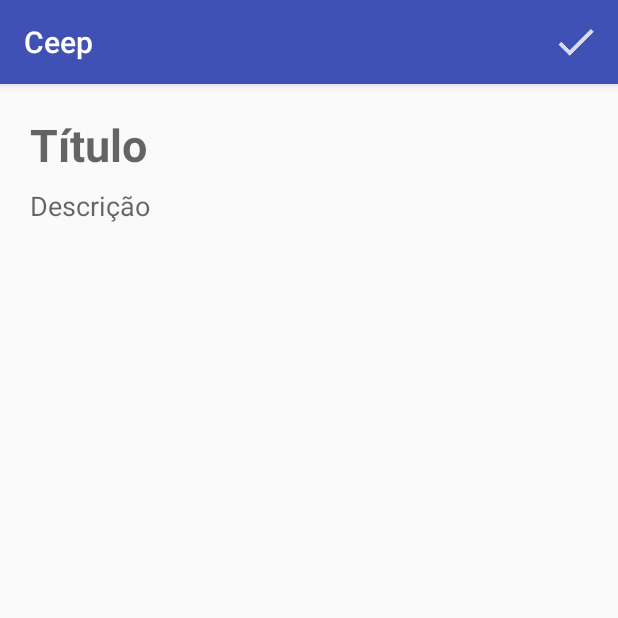
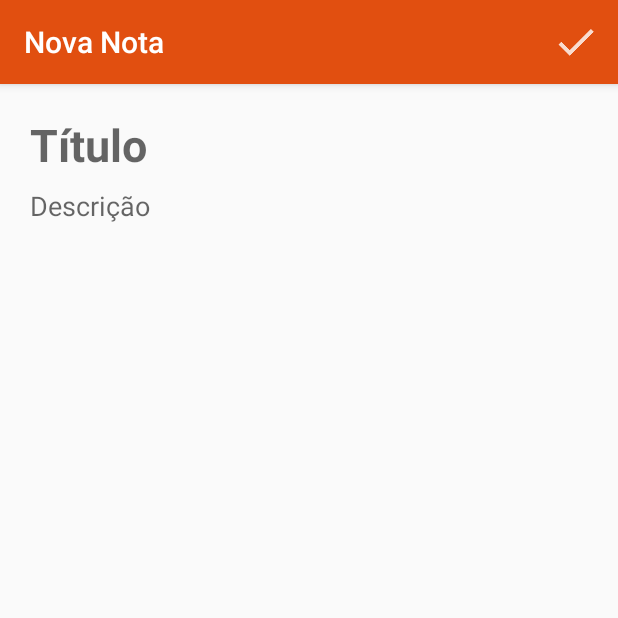
Before and after one commit to NailsonFerreira/projeto-ceep, an Android app: the screen it shows after launch (FormularioNotaActivity), after a tap on "Inserir uma nota", on a phone screen of 412 x 824 dp, the top half of it. Run offline under Robolectric (Android 15) with nearby library versions, the phone set to English and light mode, and no system bars.

Commit message:
Implementando listeners mod4/2 aula 1 completa / comentarios

```diff
--- a/app/src/main/java/br/com/alura/ceep/ui/activity/FormularioNotaActivity.java
+++ b/app/src/main/java/br/com/alura/ceep/ui/activity/FormularioNotaActivity.java
@@ -16,24 +16,35 @@ import br.com.alura.ceep.model.Nota;
 import static br.com.alura.ceep.ui.activity.ActivityConstantes.CHAVE_NOTA;
 import static br.com.alura.ceep.ui.activity.ActivityConstantes.CODIGO_RESULT_NOTA_CRIADA;
 
+/*
+    Activity responsável pela tela com campos de preenchimento das notas
+ */
+
 public class FormularioNotaActivity extends AppCompatActivity {
 
+
+    public static final String TITULO_APPBAR = "Nova Nota";
 
     @Override
     protected void onCreate(Bundle savedInstanceState) {
         super.onCreate(savedInstanceState);
         setContentView(R.layout.activity_formulario_nota);
+
+        setTitle(TITULO_APPBAR);
     }
 
     @Override
+    //Infla as opcões do menu
     public boolean onCreateOptionsMenu(Menu menu) {
-        getMenuInflater().inflate(R.menu.menu_formulario_nota_salva, menu);
+        getMenuInflater().inflate(R.menu.menu_formulario_nota_salva, menu); //Icone para salvar uma nota
 
         return super.onCreateOptionsMenu(menu);
     }
 
     @Override
+    //Verifica o item de opções selecionado
     public boolean onOptionsItemSelected(MenuItem item) {
+        //Cria uma Nota
         if(eMenuSalvaNota(item)){
             Nota notaCriada = criaNota();
             retornaNota(notaCriada);
@@ -42,10 +53,11 @@ public class FormularioNotaActivity extends AppCompatActivity {
         return super.onOptionsItemSelected(item);
     }
 
+    //Instancia uma Intent que recebe uma Nota
     private void retornaNota(Nota notaCriada) {
         Intent resultadoInsercao = new Intent();
-        resultadoInsercao.putExtra(CHAVE_NOTA, notaCriada);
-        setResult(CODIGO_RESULT_NOTA_CRIADA, resultadoInsercao);
+        resultadoInsercao.putExtra(CHAVE_NOTA, notaCriada); //Acrescenta uma chave extra do tipo String a intent
+        setResult(CODIGO_RESULT_NOTA_CRIADA, resultadoInsercao); //setta uma chave do tipo final int para que possa ser identificado no metodo onActivityResult
     }
 
     @NonNull
--- a/app/src/main/java/br/com/alura/ceep/ui/activity/ListaNotasActivity.java
+++ b/app/src/main/java/br/com/alura/ceep/ui/activity/ListaNotasActivity.java
@@ -7,6 +7,7 @@ import android.support.v7.app.AppCompatActivity;
 import android.support.v7.widget.RecyclerView;
 import android.view.View;
 import android.widget.TextView;
+import android.widget.Toast;
 
 import java.util.List;
 
@@ -14,12 +15,17 @@ import br.com.alura.ceep.R;
 import br.com.alura.ceep.dao.NotaDAO;
 import br.com.alura.ceep.model.Nota;
 import br.com.alura.ceep.ui.activity.recyclerView.ListaNotasAdapter;
+import br.com.alura.ceep.ui.activity.recyclerView.adapter.listener.OnItemClickListener;
 
 import static br.com.alura.ceep.ui.activity.ActivityConstantes.CODIGO_REQUISICAO_INSERE_NOTA;
 import static br.com.alura.ceep.ui.activity.ActivityConstantes.CODIGO_RESULT_NOTA_CRIADA;
 
+/* Activity Laucher
+App exibe e gerencia uma lista de notas com titulo e descrição.
+ */
 public class ListaNotasActivity extends AppCompatActivity {
 
+    public static final String TITULO_APPBAR = "Notas";
     private ListaNotasAdapter adapter;
 
     @Override
@@ -27,12 +33,16 @@ public class ListaNotasActivity extends AppCompatActivity {
         super.onCreate(savedInstanceState);
         setContentView(R.layout.activity_lista_notas);
 
-        List<Nota> todasNotas = pegaTodasNotas();
-        configuraRecyclerView(todasNotas);
+        List<Nota> todasNotas = pegaTodasNotas(); //Recebe uma lista de notas
+        configuraRecyclerView(todasNotas); //Configura o RecyclerView
+
+        setTitle(TITULO_APPBAR);
 
         configuraBotaoInsereNotas();
     }
 
+
+    //Localiza e instancia a View responsavel por chamar a FormularioNotaActivity
     private void configuraBotaoInsereNotas() {
         TextView botaoInsereNotas = findViewById(R.id.lista_notas_insere_nota);
         botaoInsereNotas.setOnClickListener(new View.OnClickListener() {
@@ -43,6 +53,9 @@ public class ListaNotasActivity extends AppCompatActivity {
         });
     }
 
+    /*Instancia e chama a Tela FormularioNotaActivity.
+    alem da intent, passa tambem um final int CODIGO_REQUISICAO_INSERE_NOTA
+     */
     private void vaiParaFormularioNotaActivity() {
         Intent intent = new Intent(ListaNotasActivity.this, FormularioNotaActivity.class);
         startActivityForResult(intent, CODIGO_REQUISICAO_INSERE_NOTA);
@@ -50,13 +63,18 @@ public class ListaNotasActivity extends AppCompatActivity {
 
     private List<Nota> pegaTodasNotas() {
         NotaDAO dao = new NotaDAO();
+        for(int i = 0; i<10 ; i++){
+            dao.insere(new Nota("Nota " + (i+1), "Descrição " + (i + 1)));
+        }
+
         return dao.todos();
     }
 
     @Override
+    //Compartilhamento de dados entre activitys
     protected void onActivityResult(int requestCode, int resultCode, @Nullable Intent data) {
         if(ehCodRequisicaoInsereNota(requestCode) && ehCodResultNotaCriada(resultCode) && data.hasExtra("nota")){
-            Nota notaRecebida =(Nota)data.getSerializableExtra("nota");
+            Nota notaRecebida = (Nota)data.getSerializableExtra("nota");
             adapter.adiciona(notaRecebida);
             new NotaDAO().insere(notaRecebida);
         }
@@ -70,14 +88,21 @@ public class ListaNotasActivity extends AppCompatActivity {
         return requestCode == CODIGO_REQUISICAO_INSERE_NOTA;
     }
 
+    //Localiza e instancia um RecyclerView para receber uma lista de notas
     private void configuraRecyclerView(List<Nota> todasNostas) {
         RecyclerView listaNotas = findViewById(R.id.lista_notas_recycleview);
         configuraAdapter(todasNostas, listaNotas);
     }
 
-
-    private void configuraAdapter(List<Nota> todasNostas, RecyclerView listaNotas) {
-        adapter = new ListaNotasAdapter(this, todasNostas);
+    //Recebe uma Lista e RecyclerView e prepara o atributo adapter de 'ListaNotasAdapter' para interação com a activity
+    private void configuraAdapter(List<Nota> todasNotas, RecyclerView listaNotas) {
+        adapter = new ListaNotasAdapter(this, todasNotas);
         listaNotas.setAdapter(adapter);
+        adapter.setOnItemClickListener(new OnItemClickListener() {
+            @Override
+            public void onItemClick(Nota nota) { // Responde a um clique em um item da lista de notas
+                Toast.makeText(ListaNotasActivity.this, nota.getTitulo(), Toast.LENGTH_SHORT).show(); //exibe um Toast com o titulo do item clicado
+            }
+        });
     }
 }
--- a/app/src/main/java/br/com/alura/ceep/ui/activity/recyclerView/ListaNotasAdapter.java
+++ b/app/src/main/java/br/com/alura/ceep/ui/activity/recyclerView/ListaNotasAdapter.java
@@ -12,18 +12,22 @@ import java.util.List;
 
 import br.com.alura.ceep.R;
 import br.com.alura.ceep.model.Nota;
+import br.com.alura.ceep.ui.activity.recyclerView.adapter.listener.OnItemClickListener;
 
 public class ListaNotasAdapter extends RecyclerView.Adapter<ListaNotasAdapter.NotaViewHolder> {
 
     private  final List<Nota> notas;
     private final Context context;
-
+    private OnItemClickListener onItemClickListener;
     public ListaNotasAdapter (Context context, List<Nota> notas){
 
         this.context = context;
         this.notas = notas;
     }
 
+    public void setOnItemClickListener(OnItemClickListener onItemClickListener){
+        this.onItemClickListener = onItemClickListener;
+    }
     @NonNull
     @Override
     public ListaNotasAdapter.NotaViewHolder onCreateViewHolder(@NonNull ViewGroup parent, int i) {
@@ -48,14 +52,23 @@ public class ListaNotasAdapter extends RecyclerView.Adapter<ListaNotasAdapter.No
 
         private final TextView titulo;
         private final TextView descricao;
+        private Nota nota;
 
         public NotaViewHolder(@NonNull View itemView) {
             super(itemView);
             titulo = itemView.findViewById(R.id.item_nota_titulo);
             descricao = itemView.findViewById(R.id.item_nota_descricao);
+            itemView.setOnClickListener(new View.OnClickListener() {
+                @Override
+                public void onClick(View v) {
+                    onItemClickListener.onItemClick(nota);
+                }
+
+            });
         }
 
         public void vincula(Nota nota){
+            this.nota = nota;
             populaCampos(nota);
         }
 
--- /dev/null
+++ b/app/src/main/java/br/com/alura/ceep/ui/activity/recyclerView/adapter/listener/OnItemClickListener.java
@@ -0,0 +1,9 @@
+package br.com.alura.ceep.ui.activity.recyclerView.adapter.listener;
+
+import br.com.alura.ceep.model.Nota;
+
+public interface OnItemClickListener {
+
+    void onItemClick(Nota nota
+    );
+}
--- a/app/src/main/res/values/colors.xml
+++ b/app/src/main/res/values/colors.xml
@@ -1,6 +1,6 @@
 <?xml version="1.0" encoding="utf-8"?>
 <resources>
-    <color name="colorPrimary">#3F51B5</color>
-    <color name="colorPrimaryDark">#303F9F</color>
-    <color name="colorAccent">#FF4081</color>
+    <color name="colorPrimary">#e14f10</color>
+    <color name="colorPrimaryDark">#df7247</color>
+    <color name="colorAccent">#4056ff</color>
 </resources>
```
